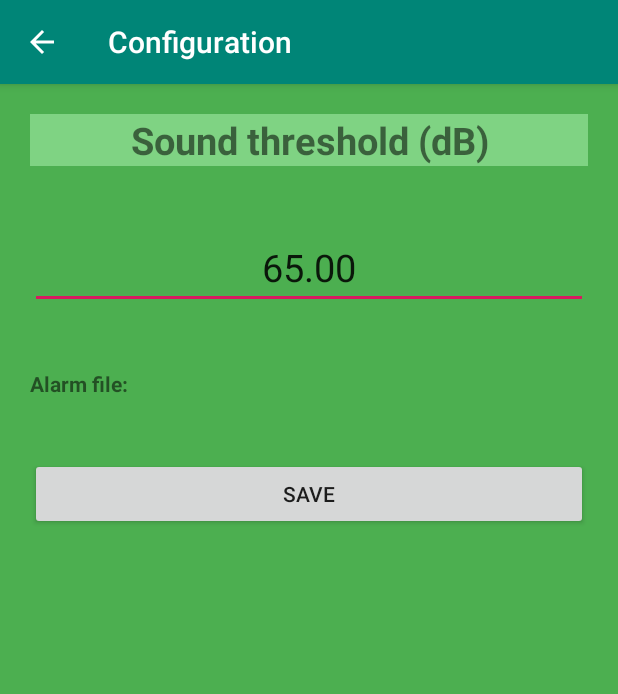
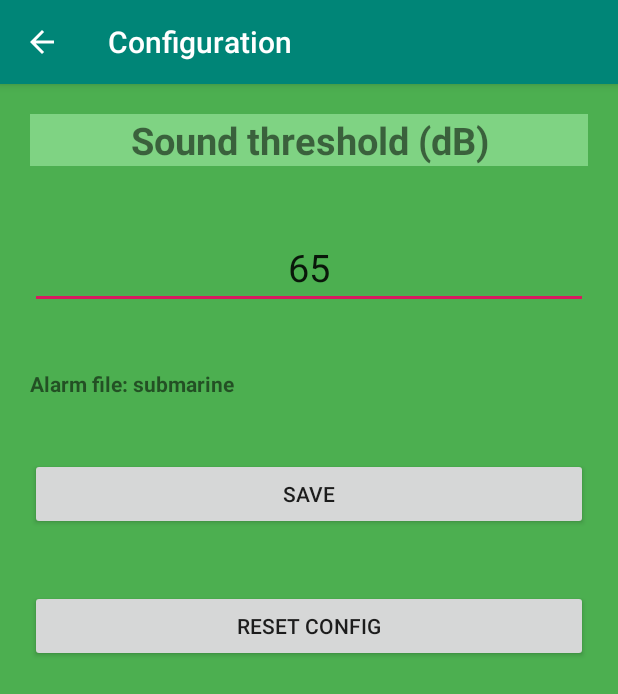
Before and after one commit to isakigus/Silence, an Android app: the screen it shows after launch (ConfigActivity), after a tap on "CONFIG", on a phone screen of 412 x 824 dp. Shown: the top 694 px of the screen. Run offline under Robolectric (Android 15) with nearby library versions, the phone set to English and light mode, and no system bars; 1 other tap on this screen came first.

Commit message:
config store

```diff
--- a/app/src/main/java/com/example/silence/ConfigActivity.kt
+++ b/app/src/main/java/com/example/silence/ConfigActivity.kt
@@ -3,6 +3,7 @@ package com.example.silence
 import android.os.Bundle
 // import android.util.Log
 import android.widget.Button
+import android.widget.TextView
 import android.widget.Toast
 
 
@@ -11,6 +12,10 @@ class ConfigActivity : ConfigurableActivity() {
     /** Called when the activity is first created.  */
     override fun onCreate(savedInstanceState: Bundle?) {
         super.onCreate(savedInstanceState)
+
+        for ((key, value) in getConfiguration()) {
+            config[key.toString()] = value.toString()
+        }
 
         // Defined SoundLevelView in main.xml file
         setContentView(R.layout.activity_config)
@@ -22,6 +27,13 @@ class ConfigActivity : ConfigurableActivity() {
         //set back button
         actionbar.setDisplayHomeAsUpEnabled(true)
 
+        var soundThreshold = findViewById(R.id.new_threshold) as TextView
+        val alarmFileText = findViewById<Button>(R.id.alarm_file) as TextView
+
+        alarmFileText!!.text = "Alarm file: " + config["alarm_path"]
+
+        soundThreshold!!.text = config["mThreshold"]
+
         val btnSave = findViewById<Button>(R.id.btnSave)
 
         btnSave.setOnClickListener {
@@ -29,9 +41,25 @@ class ConfigActivity : ConfigurableActivity() {
                 this@ConfigActivity,
                 "You clicked SAVE.", Toast.LENGTH_SHORT
             ).show()
-            config["alarm_path"] = "hola"
-            config["mThreshold"] = "80.00"
+
+            // config["alarm_path"] = alarmFileText.text.toString()
+            config["mThreshold"] = soundThreshold.text.toString()
+
             saveConfig(config)
+
+        }
+
+        val btnReset = findViewById<Button>(R.id.btnReset)
+
+        btnReset.setOnClickListener {
+            Toast.makeText(
+                this@ConfigActivity,
+                "You clicked RESET.", Toast.LENGTH_SHORT
+            ).show()
+
+            saveInitialConfig()
+            finish()
+            startActivity(intent)
         }
 
     }
--- a/app/src/main/java/com/example/silence/ConfiguarableActivity.kt
+++ b/app/src/main/java/com/example/silence/ConfiguarableActivity.kt
@@ -2,19 +2,19 @@ package com.example.silence
 
 
 import android.content.Context
+import android.util.Log
 import android.widget.Toast
 import androidx.appcompat.app.AppCompatActivity
-import java.io.FileInputStream
-import java.io.FileNotFoundException
-import java.io.ObjectInputStream
-import java.io.ObjectOutputStream
+import java.io.*
 
 
 abstract class ConfigurableActivity : AppCompatActivity() {
 
     var config: MutableMap<String, String> = mutableMapOf()
 
-    private fun saveInitialConfig(): Map<String, String> {
+    fun saveInitialConfig(): Map<String, String> {
+        Log.d("configurable", "==== saveInitialConfig ===")
+
         val config = mapOf(
             "mThreshold" to "65",
             "alarm_path" to "submarine"
@@ -27,16 +27,16 @@ abstract class ConfigurableActivity : AppCompatActivity() {
     fun saveConfig(config: Map<String, String>) {
 
         val threshold = config["mThreshold"]
-
         val message = "Saved config threshold $threshold db"
 
-        //Write the family map object to a file
-        ObjectOutputStream(
-            openFileOutput(
-                "silence_config",
-                Context.MODE_PRIVATE
-            )
-        ).use { it -> it.writeObject(config) }
+        val file = File(getDir("data", Context.MODE_PRIVATE), "config")
+        val outputStream =
+            ObjectOutputStream(FileOutputStream(file))
+
+        outputStream.writeObject(config)
+        outputStream.flush()
+        outputStream.close()
+
 
         Toast.makeText(
             applicationContext, message,
@@ -45,10 +45,25 @@ abstract class ConfigurableActivity : AppCompatActivity() {
     }
 
     fun getConfiguration(): Map<*, *> {
+        val config = _getConfiguration()
+        Log.d("getConfiguration", config.toString())
+        return config
+
+    }
+
+
+    private fun _getConfiguration(): Map<*, *> {
+
+        Log.d("configurable", "==== getConfiguration ===")
+
 
         try {
 
-            return ObjectInputStream(FileInputStream("silence_config")).use { it ->
+            val file = File(getDir("data", Context.MODE_PRIVATE), "config")
+            val inputStream =
+                ObjectInputStream(FileInputStream(file))
+
+            return inputStream.use { it ->
                 // Read the family back from the file
                 // Cast it back into a Map
                 when (val config = it.readObject()) {
@@ -58,7 +73,10 @@ abstract class ConfigurableActivity : AppCompatActivity() {
                 }
 
             }
+
+            Log.d("configurable", "==== getConfiguration ===")
         } catch (e: FileNotFoundException) {
+            Log.d("configurable", "==== FileNotFoundException ===")
             return saveInitialConfig()
         }
 
--- a/app/src/main/java/com/example/silence/MainActivity.kt
+++ b/app/src/main/java/com/example/silence/MainActivity.kt
@@ -225,19 +225,28 @@ class MainActivity : ConfigurableActivity() {
             wakeLock!!.release()
         }
 
-        if (player != null && player.isPlaying()) {
-            player.stop()
-            player.reset()
+        try {
+
+            if (player != null && player.isPlaying()) {
+                player.stop()
+                player.reset()
+            }
+        } catch (e: UninitializedPropertyAccessException) {
+            Log.d("Noise", "==== UninitializedPropertyAccessException ===")
 
         }
+
 
         androidOsHandler.removeCallbacks(mSleepTask)
         androidOsHandler.removeCallbacks(pollingTask)
         soundSensor!!.stop()
         progressBar.setProgress(0)
+        maxNoise = 0.0
+        avgNoise = 0.0
         updateDisplay("stopped...", 0.0)
         appIsRunning = false
         alarmIsActivated = false
+
 
     }
 
@@ -245,8 +254,8 @@ class MainActivity : ConfigurableActivity() {
     private fun initializeApplicationConstants() {
         // Set Noise Threshold
 
-        for ((k, v) in getConfiguration()) {
-            config.put(k.toString(), v.toString())
+        for ((key, value) in getConfiguration()) {
+            config.put(key.toString(), value.toString())
         }
 
         soundLevelLimit = config.get("mThreshold").toString().toInt()
--- a/app/src/main/res/layout/activity_config.xml
+++ b/app/src/main/res/layout/activity_config.xml
@@ -43,4 +43,12 @@
             android:layout_margin="20dp"
             android:text="Save" />
 
+    <Button
+            android:id="@+id/btnReset"
+            android:layout_width="fill_parent"
+            android:layout_height="wrap_content"
+            android:layout_margin="20dp"
+            android:text="Reset config" />
+
+
 </LinearLayout>
```
